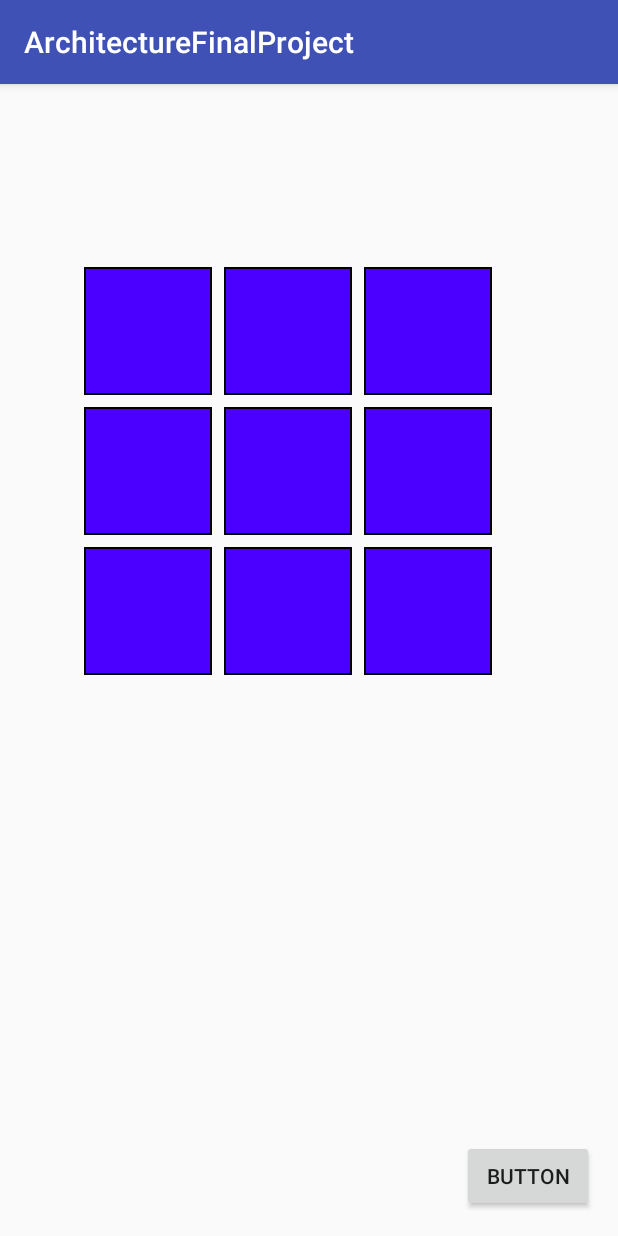
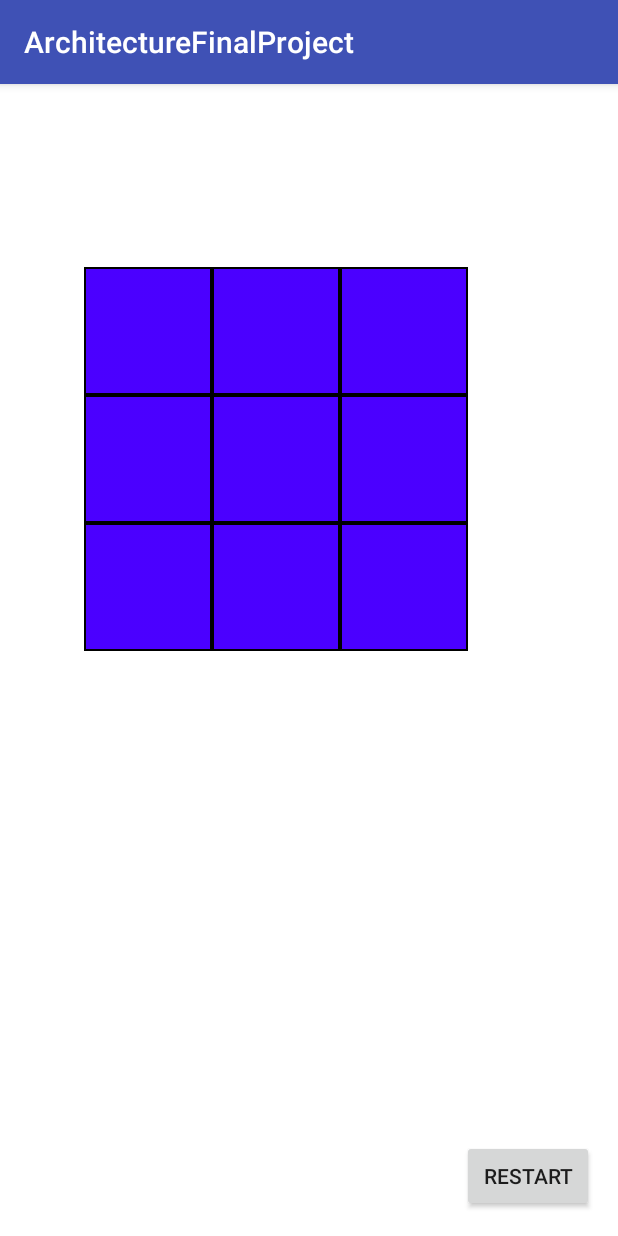
Before and after one commit to sleevy/ArchitectureFinalProject, an Android app: the screen it shows after launch (MainActivity), on a phone screen of 412 x 824 dp. Run offline under Robolectric (Android 15) with nearby library versions, the phone set to English and light mode, and no system bars.

Commit message:
made some modifications

```diff
--- a/app/src/main/res/layout/activity_main.xml
+++ b/app/src/main/res/layout/activity_main.xml
@@ -4,131 +4,132 @@
     xmlns:tools="http://schemas.android.com/tools"
     android:layout_width="match_parent"
     android:layout_height="match_parent"
+    android:background="@android:color/background_light"
     tools:context="edu.georgiasouthern.cr04956.architecturefinalproject.MainActivity">
 
     <ImageView
         android:id="@+id/tile22"
         android:layout_width="85dp"
         android:layout_height="85dp"
+        android:layout_marginBottom="0dp"
+        android:layout_marginLeft="0dp"
+        android:layout_marginRight="0dp"
+        android:layout_marginTop="0dp"
         android:adjustViewBounds="false"
-        app:srcCompat="@drawable/tileBase"
+        app:layout_constraintBottom_toBottomOf="@+id/tile21"
+        app:layout_constraintHorizontal_bias="0.0"
         app:layout_constraintLeft_toRightOf="@+id/tile21"
-        android:layout_marginLeft="8dp"
-        android:layout_marginTop="8dp"
+        app:layout_constraintRight_toRightOf="@+id/tile12"
         app:layout_constraintTop_toBottomOf="@+id/tile12"
-        app:layout_constraintBottom_toBottomOf="@+id/tile21"
-        android:layout_marginBottom="0dp"
-        app:layout_constraintVertical_bias="0.0"
-        android:layout_marginRight="0dp"
-        app:layout_constraintRight_toRightOf="@+id/tile12" />
+        app:layout_constraintVertical_bias="1.0"
+        app:srcCompat="@drawable/tileBase" />
 
     <ImageView
         android:id="@+id/tile21"
         android:layout_width="85dp"
         android:layout_height="85dp"
+        android:layout_marginBottom="0dp"
+        android:layout_marginLeft="0dp"
+        android:layout_marginTop="0dp"
         android:adjustViewBounds="false"
-        app:srcCompat="@drawable/tileBase"
+        app:layout_constraintBottom_toBottomOf="@+id/tile20"
         app:layout_constraintLeft_toRightOf="@+id/tile20"
-        android:layout_marginLeft="8dp"
-        android:layout_marginTop="8dp"
         app:layout_constraintTop_toBottomOf="@+id/tile11"
-        app:layout_constraintBottom_toBottomOf="@+id/tile20"
-        android:layout_marginBottom="0dp"
-        app:layout_constraintVertical_bias="0.0" />
+        app:layout_constraintVertical_bias="0.0"
+        app:srcCompat="@drawable/tileBase" />
 
     <ImageView
         android:id="@+id/tile20"
         android:layout_width="85dp"
         android:layout_height="85dp"
+        android:layout_marginLeft="0dp"
+        android:layout_marginTop="0dp"
         android:adjustViewBounds="false"
-        app:srcCompat="@drawable/tileBase"
-        android:layout_marginLeft="0dp"
         app:layout_constraintLeft_toLeftOf="@+id/tile10"
-        android:layout_marginTop="8dp"
-        app:layout_constraintTop_toBottomOf="@+id/tile10" />
+        app:layout_constraintTop_toBottomOf="@+id/tile10"
+        app:srcCompat="@drawable/tileBase" />
 
     <ImageView
         android:id="@+id/tile12"
         android:layout_width="85dp"
         android:layout_height="85dp"
+        android:layout_marginLeft="0dp"
+        android:layout_marginRight="0dp"
+        android:layout_marginTop="0dp"
         android:adjustViewBounds="false"
-        app:srcCompat="@drawable/tileBase"
         app:layout_constraintLeft_toRightOf="@+id/tile11"
-        android:layout_marginLeft="8dp"
-        android:layout_marginTop="8dp"
+        app:layout_constraintRight_toRightOf="@+id/tile02"
         app:layout_constraintTop_toBottomOf="@+id/tile02"
-        android:layout_marginRight="0dp"
-        app:layout_constraintRight_toRightOf="@+id/tile02" />
+        app:srcCompat="@drawable/tileBase" />
 
     <ImageView
         android:id="@+id/tile11"
         android:layout_width="85dp"
         android:layout_height="85dp"
+        android:layout_marginBottom="0dp"
+        android:layout_marginLeft="0dp"
+        android:layout_marginRight="0dp"
+        android:layout_marginTop="0dp"
         android:adjustViewBounds="false"
+        app:layout_constraintBottom_toBottomOf="@+id/tile10"
+        app:layout_constraintLeft_toRightOf="@+id/tile10"
+        app:layout_constraintRight_toRightOf="@+id/rile01"
+        app:layout_constraintTop_toBottomOf="@+id/rile01"
         app:srcCompat="@drawable/tileBase"
-        app:layout_constraintLeft_toRightOf="@+id/tile10"
-        android:layout_marginLeft="8dp"
-        android:layout_marginTop="8dp"
-        app:layout_constraintTop_toBottomOf="@+id/rile01"
-        app:layout_constraintBottom_toBottomOf="@+id/tile10"
-        android:layout_marginBottom="0dp"
-        android:layout_marginRight="0dp"
-        app:layout_constraintRight_toRightOf="@+id/rile01" />
+        app:layout_constraintHorizontal_bias="0.0"
+        app:layout_constraintVertical_bias="0.25" />
 
     <ImageView
         android:id="@+id/tile10"
         android:layout_width="85dp"
         android:layout_height="85dp"
+        android:layout_marginLeft="0dp"
+        android:layout_marginTop="0dp"
         android:adjustViewBounds="false"
-        app:srcCompat="@drawable/tileBase"
-        android:layout_marginTop="8dp"
+        app:layout_constraintLeft_toLeftOf="@+id/tile00"
         app:layout_constraintTop_toBottomOf="@+id/tile00"
-        android:layout_marginLeft="0dp"
-        app:layout_constraintLeft_toLeftOf="@+id/tile00" />
+        app:srcCompat="@drawable/tileBase" />
 
     <ImageView
         android:id="@+id/tile02"
         android:layout_width="85dp"
         android:layout_height="85dp"
+        android:layout_marginLeft="0dp"
+        android:layout_marginTop="0dp"
         android:adjustViewBounds="false"
-        app:srcCompat="@drawable/tileBase"
         app:layout_constraintLeft_toRightOf="@+id/rile01"
-        android:layout_marginLeft="8dp"
         app:layout_constraintTop_toTopOf="@+id/rile01"
-        android:layout_marginTop="0dp"
-        android:layout_marginRight="8dp"
-        app:layout_constraintRight_toRightOf="parent"
-        app:layout_constraintHorizontal_bias="0.0" />
+        app:srcCompat="@drawable/tileBase" />
 
     <ImageView
         android:id="@+id/rile01"
         android:layout_width="85dp"
         android:layout_height="85dp"
+        android:layout_marginLeft="0dp"
+        android:layout_marginTop="0dp"
         android:adjustViewBounds="false"
-        app:srcCompat="@drawable/tileBase"
         app:layout_constraintLeft_toRightOf="@+id/tile00"
-        android:layout_marginLeft="8dp"
         app:layout_constraintTop_toTopOf="@+id/tile00"
-        android:layout_marginTop="0dp" />
+        app:srcCompat="@drawable/tileBase" />
 
     <ImageView
         android:id="@+id/tile00"
         android:layout_width="85dp"
         android:layout_height="85dp"
+        android:layout_marginLeft="56dp"
+        android:layout_marginTop="122dp"
         android:adjustViewBounds="false"
-        app:srcCompat="@drawable/tileBase"
-        android:layout_marginLeft="56dp"
         app:layout_constraintLeft_toLeftOf="parent"
         app:layout_constraintTop_toTopOf="parent"
-        android:layout_marginTop="122dp" />
+        app:srcCompat="@drawable/tileBase" />
 
     <Button
-        android:id="@+id/btnReset"
+        android:id="@+id/btnRestart"
         android:layout_width="wrap_content"
         android:layout_height="wrap_content"
         android:layout_marginBottom="16dp"
         android:layout_marginRight="16dp"
-        android:text="Button"
+        android:text="Restart"
         app:layout_constraintBottom_toBottomOf="parent"
         app:layout_constraintRight_toRightOf="parent" />
 </android.support.constraint.ConstraintLayout>
--- a/app/src/main/res/values/colors.xml
+++ b/app/src/main/res/values/colors.xml
@@ -1,6 +1,6 @@
 <?xml version="1.0" encoding="utf-8"?>
 <resources>
     <color name="colorPrimary">#3F51B5</color>
-    <color name="colorPrimaryDark">#303F9F</color>
+    <color name="colorPrimaryDark">#303f9f</color>
     <color name="colorAccent">#FF4081</color>
 </resources>
```
